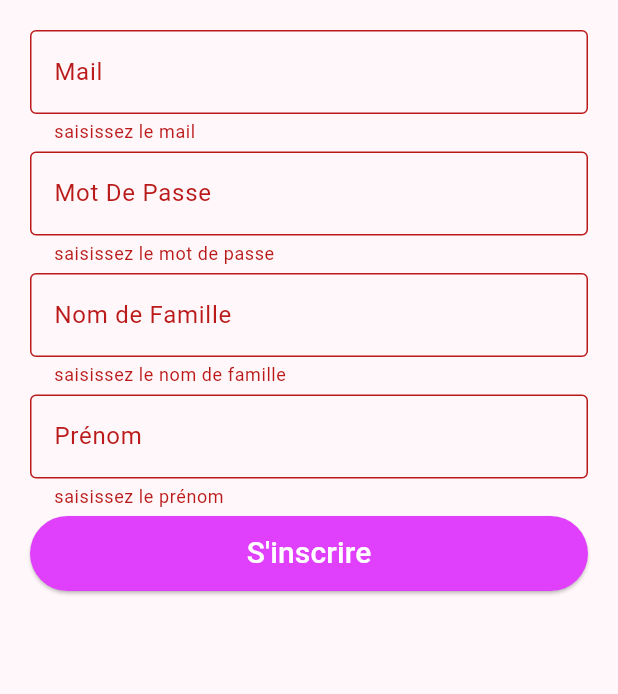
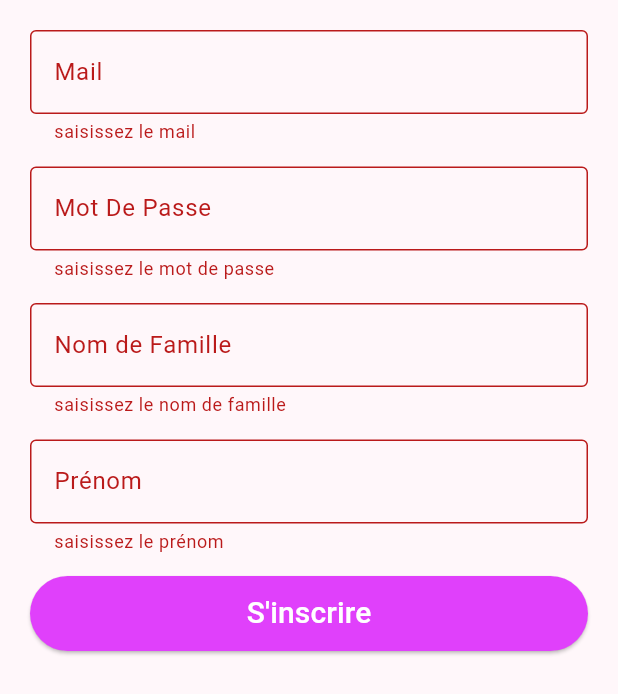
Before and after one commit to Brice-Romaric/Stream_it, a Flutter app: the Signup widget shown alone on an empty page, opened directly, after a tap on "S'inscrire", on a phone screen of 412 x 824 dp. Shown: the top 694 px of the screen. Run offline on Flutter 3.47's test engine with Material 3 defaults, Android fonts, the phone set to English and light mode, and no system bars; our stand-ins replace cloud_firestore, firebase_auth, firebase_core, validators; accounts and stored records are empty.

Commit message:
version 5b

```diff
--- a/lib/repositories/firebase_firestore.dart
+++ b/lib/repositories/firebase_firestore.dart
@@ -53,8 +53,7 @@ class FirebaseFirestoreRepository<T extends Model> implements Repository<T> {
 
     final querySnapshot = await query.get();
     return querySnapshot.docs
-        .map((doc) => fromFirestore(doc.data(), doc.id))
-        .toList();
+        .map((doc) => fromFirestore(doc.data(), doc.id)).toList();
   }
 
   @override
--- a/lib/repositories/profile.dart
+++ b/lib/repositories/profile.dart
@@ -5,5 +5,7 @@ class ProfileRepository extends FirebaseFirestoreRepository<Profile> {
   ProfileRepository() {
     collectionName = Profile.modelName;
     fromFirestore = (data, id) => Profile.fromJson({...data, "id": id});
+
   }
+
 }
--- a/lib/screens/account/login.dart
+++ b/lib/screens/account/login.dart
@@ -33,8 +33,8 @@ class _LoginState extends State<Login> {
         child: Form(
           key:_formKey,
             child: Column(
-            children:[
-            TextFormField(
+              children:[
+             TextFormField(
               decoration:const InputDecoration(
                 labelText:"Mail",
                 hintText:"entrez votre adresse mail",
--- a/lib/screens/account/signup.dart
+++ b/lib/screens/account/signup.dart
@@ -1,7 +1,11 @@
 import 'package:cloud_firestore/cloud_firestore.dart';
 import 'package:firebase_auth/firebase_auth.dart';
 import 'package:flutter/material.dart';
+import 'package:stream_it/models/profile.dart';
 import 'package:validators/validators.dart';
+
+import '../../models/avatar.dart';
+import '../../repositories/avatar.dart';
 
 class Signup extends StatefulWidget {
   const Signup({super.key});
@@ -18,17 +22,31 @@ class _SignupState extends State<Signup> {
   final lastnameController = TextEditingController();
   final firstnameController = TextEditingController();
 
+  var A=AvatarRepository();
+    List<Avatar> avatar= []  ;
+
+  Future<void> loadAvatars() async {
+    try {
+      // Récupérer les profils avec la méthode asynchrone
+         avatar = await A.getAll(limit: 1);
+    } catch (e) {
+      print("Erreur lors du chargement des avatars : $e");
+    }
+  }
+
   @override
   void dispose() {
     super.dispose();
     mailController.dispose();
     passwordController.dispose();
+    lastnameController.dispose();
+    firstnameController.dispose();
   }
 
   @override
   Widget build(BuildContext context) {
-    return Container(
-        margin: const EdgeInsets.only(top: 20, right: 20, bottom: 20, left: 20),
+    return   Padding(
+        padding: const EdgeInsets.all(20.0),
         child: Form(
             key: _formKey,
             child: Column(children: [
@@ -49,7 +67,7 @@ class _SignupState extends State<Signup> {
                 },
                 controller: mailController,
               ),
-              const SizedBox(height: 5),
+              const SizedBox(height: 15),
               TextFormField(
                 decoration: const InputDecoration(
                   labelText: "Mot De Passe",
@@ -68,7 +86,7 @@ class _SignupState extends State<Signup> {
                 controller: passwordController,
                 obscureText: true,
               ),
-              const SizedBox(height: 5),
+              const SizedBox(height: 15),
               TextFormField(
                 decoration: const InputDecoration(
                   labelText: "Nom de Famille",
@@ -83,7 +101,7 @@ class _SignupState extends State<Signup> {
                 },
                 controller: lastnameController,
               ),
-              const SizedBox(height: 5),
+              const SizedBox(height: 15),
               TextFormField(
                 decoration: const InputDecoration(
                   labelText: "Prénom",
@@ -98,7 +116,7 @@ class _SignupState extends State<Signup> {
                 },
                 controller: firstnameController,
               ),
-              const SizedBox(height: 5),
+              const SizedBox(height: 15),
               SizedBox(
                 width: double.infinity,
                 height: 50,
@@ -107,7 +125,12 @@ class _SignupState extends State<Signup> {
                     backgroundColor:
                         WidgetStatePropertyAll(Colors.purpleAccent),
                   ),
+
                   onPressed: () async {
+                    setState(() {
+                       loadAvatars(); // Mettre à jour l'état
+                    });
+
                     if (_formKey.currentState!.validate()) {
                       final mail = mailController.text;
                       final mdp = passwordController.text;
@@ -129,13 +152,16 @@ class _SignupState extends State<Signup> {
                             'last_name': lastname,
                             'first_name': firstname,
                           });
-                          await userRef.doc(userCredential.user!.uid).set({
-                            //'id': userCredential.user!.uid,
-                            'role': 'user',
-                            'email': mail,
-                            'last_name': lastname,
-                            'first_name': firstname,
+
+                          CollectionReference profileRef =
+                          FirebaseFirestore.instance.collection("profile");
+
+                          await profileRef.add({
+                            'user_id': userCredential.user!.uid,
+                            'avatar_id': avatar[0].id,
+                            'profile_name': firstname,
                           });
+
                           ScaffoldMessenger.of(context).showSnackBar(
                               SnackBar(content: Text("Inscription réussie")));
                           FocusScope.of(context).requestFocus(FocusNode());
```
Also changed, not shown: lib/screens/user/addProfils.dart (added, +148 -0 lines), lib/screens/user/home.dart (+111 -15 lines), lib/screens/user/movies.dart (added, +60 -0 lines).
